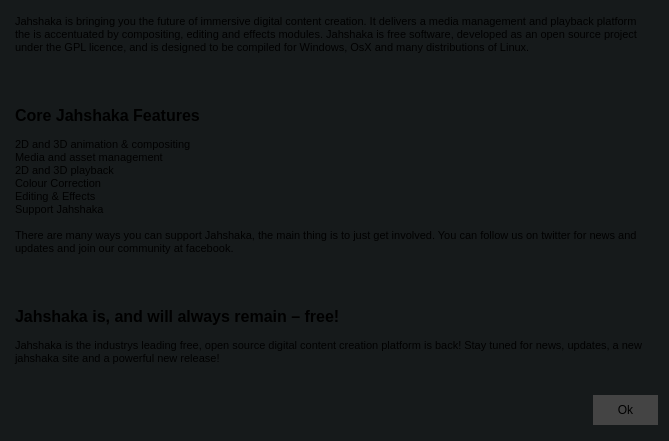
Before: the Qt Designer form src/dialogs/aboutdialog.ui in jahshaka/Studio, drawn with Qt 5.
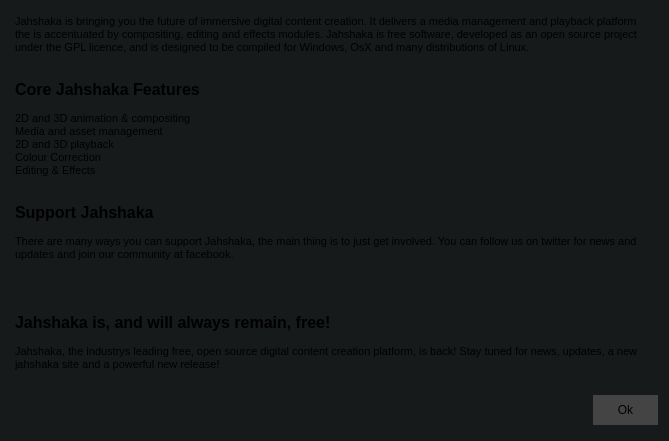
After: the same form once the commit is applied.

Commit message: Updated about dialog

```diff
--- a/src/dialogs/aboutdialog.ui
+++ b/src/dialogs/aboutdialog.ui
@@ -119,12 +119,10 @@
               <string>&lt;!DOCTYPE HTML PUBLIC &quot;-//W3C//DTD HTML 4.0//EN&quot; &quot;http://www.w3.org/TR/REC-html40/strict.dtd&quot;&gt;
 &lt;html&gt;&lt;head&gt;&lt;meta name=&quot;qrichtext&quot; content=&quot;1&quot; /&gt;&lt;style type=&quot;text/css&quot;&gt;
 p, li { white-space: pre-wrap; }
-&lt;/style&gt;&lt;/head&gt;&lt;body style=&quot; font-family:'MS Shell Dlg 2'; font-size:8pt; font-weight:400; font-style:normal;&quot;&gt;
+&lt;/style&gt;&lt;/head&gt;&lt;body style=&quot; font-family:'MS Shell Dlg 2'; font-size:7.8pt; font-weight:400; font-style:normal;&quot;&gt;
 &lt;p style=&quot; margin-top:0px; margin-bottom:0px; margin-left:0px; margin-right:0px; -qt-block-indent:0; text-indent:0px;&quot;&gt;&lt;span style=&quot; font-size:8.25pt;&quot;&gt;Jahshaka is bringing you the future of immersive digital content creation. It delivers a media management and playback platform the is accentuated by compositing, editing and effects modules. Jahshaka is free software, developed as an open source project under the GPL licence, and is designed to be compiled for Windows, OsX and many distributions of Linux.&lt;/span&gt;&lt;/p&gt;
 &lt;p style=&quot;-qt-paragraph-type:empty; margin-top:0px; margin-bottom:0px; margin-left:0px; margin-right:0px; -qt-block-indent:0; text-indent:0px; font-size:8.25pt;&quot;&gt;&lt;br /&gt;&lt;/p&gt;
 &lt;p style=&quot;-qt-paragraph-type:empty; margin-top:0px; margin-bottom:0px; margin-left:0px; margin-right:0px; -qt-block-indent:0; text-indent:0px; font-size:8.25pt;&quot;&gt;&lt;br /&gt;&lt;/p&gt;
-&lt;p style=&quot;-qt-paragraph-type:empty; margin-top:0px; margin-bottom:0px; margin-left:0px; margin-right:0px; -qt-block-indent:0; text-indent:0px; font-size:8.25pt;&quot;&gt;&lt;br /&gt;&lt;/p&gt;
-&lt;p style=&quot;-qt-paragraph-type:empty; margin-top:0px; margin-bottom:0px; margin-left:0px; margin-right:0px; -qt-block-indent:0; text-indent:0px; font-size:8.25pt;&quot;&gt;&lt;br /&gt;&lt;/p&gt;
 &lt;p style=&quot; margin-top:0px; margin-bottom:0px; margin-left:0px; margin-right:0px; -qt-block-indent:0; text-indent:0px;&quot;&gt;&lt;span style=&quot; font-size:12pt; font-weight:600;&quot;&gt;Core Jahshaka Features&lt;/span&gt;&lt;/p&gt;
 &lt;p style=&quot;-qt-paragraph-type:empty; margin-top:0px; margin-bottom:0px; margin-left:0px; margin-right:0px; -qt-block-indent:0; text-indent:0px; font-size:8.25pt;&quot;&gt;&lt;br /&gt;&lt;/p&gt;
 &lt;p style=&quot; margin-top:0px; margin-bottom:0px; margin-left:0px; margin-right:0px; -qt-block-indent:0; text-indent:0px;&quot;&gt;&lt;span style=&quot; font-size:8.25pt;&quot;&gt;2D and 3D animation &amp;amp; compositing&lt;/span&gt;&lt;/p&gt;
@@ -132,16 +130,18 @@
 &lt;p style=&quot; margin-top:0px; margin-bottom:0px; margin-left:0px; margin-right:0px; -qt-block-indent:0; text-indent:0px;&quot;&gt;&lt;span style=&quot; font-size:8.25pt;&quot;&gt;2D and 3D playback&lt;/span&gt;&lt;/p&gt;
 &lt;p style=&quot; margin-top:0px; margin-bottom:0px; margin-left:0px; margin-right:0px; -qt-block-indent:0; text-indent:0px;&quot;&gt;&lt;span style=&quot; font-size:8.25pt;&quot;&gt;Colour Correction&lt;/span&gt;&lt;/p&gt;
 &lt;p style=&quot; margin-top:0px; margin-bottom:0px; margin-left:0px; margin-right:0px; -qt-block-indent:0; text-indent:0px;&quot;&gt;&lt;span style=&quot; font-size:8.25pt;&quot;&gt;Editing &amp;amp; Effects&lt;/span&gt;&lt;/p&gt;
-&lt;p style=&quot; margin-top:0px; margin-bottom:0px; margin-left:0px; margin-right:0px; -qt-block-indent:0; text-indent:0px;&quot;&gt;&lt;span style=&quot; font-size:8.25pt;&quot;&gt;Support Jahshaka&lt;/span&gt;&lt;/p&gt;
+&lt;p style=&quot;-qt-paragraph-type:empty; margin-top:0px; margin-bottom:0px; margin-left:0px; margin-right:0px; -qt-block-indent:0; text-indent:0px; font-size:8.25pt;&quot;&gt;&lt;br /&gt;&lt;/p&gt;
+&lt;p style=&quot;-qt-paragraph-type:empty; margin-top:0px; margin-bottom:0px; margin-left:0px; margin-right:0px; -qt-block-indent:0; text-indent:0px; font-size:8.25pt;&quot;&gt;&lt;br /&gt;&lt;/p&gt;
+&lt;p style=&quot; margin-top:0px; margin-bottom:0px; margin-left:0px; margin-right:0px; -qt-block-indent:0; text-indent:0px;&quot;&gt;&lt;span style=&quot; font-size:12pt; font-weight:600;&quot;&gt;Support Jahshaka&lt;/span&gt;&lt;/p&gt;
 &lt;p style=&quot;-qt-paragraph-type:empty; margin-top:0px; margin-bottom:0px; margin-left:0px; margin-right:0px; -qt-block-indent:0; text-indent:0px; font-size:8.25pt;&quot;&gt;&lt;br /&gt;&lt;/p&gt;
 &lt;p style=&quot; margin-top:0px; margin-bottom:0px; margin-left:0px; margin-right:0px; -qt-block-indent:0; text-indent:0px;&quot;&gt;&lt;span style=&quot; font-size:8.25pt;&quot;&gt;There are many ways you can support Jahshaka, the main thing is to just get involved. You can follow us on twitter for news and updates and join our community at facebook.&lt;/span&gt;&lt;/p&gt;
 &lt;p style=&quot;-qt-paragraph-type:empty; margin-top:0px; margin-bottom:0px; margin-left:0px; margin-right:0px; -qt-block-indent:0; text-indent:0px; font-size:8.25pt;&quot;&gt;&lt;br /&gt;&lt;/p&gt;
 &lt;p style=&quot;-qt-paragraph-type:empty; margin-top:0px; margin-bottom:0px; margin-left:0px; margin-right:0px; -qt-block-indent:0; text-indent:0px; font-size:8.25pt;&quot;&gt;&lt;br /&gt;&lt;/p&gt;
 &lt;p style=&quot;-qt-paragraph-type:empty; margin-top:0px; margin-bottom:0px; margin-left:0px; margin-right:0px; -qt-block-indent:0; text-indent:0px; font-size:8.25pt;&quot;&gt;&lt;br /&gt;&lt;/p&gt;
 &lt;p style=&quot;-qt-paragraph-type:empty; margin-top:0px; margin-bottom:0px; margin-left:0px; margin-right:0px; -qt-block-indent:0; text-indent:0px; font-size:8.25pt;&quot;&gt;&lt;br /&gt;&lt;/p&gt;
-&lt;p style=&quot; margin-top:0px; margin-bottom:0px; margin-left:0px; margin-right:0px; -qt-block-indent:0; text-indent:0px;&quot;&gt;&lt;span style=&quot; font-size:12pt; font-weight:600;&quot;&gt;Jahshaka is, and will always remain – free!&lt;/span&gt;&lt;/p&gt;
+&lt;p style=&quot; margin-top:0px; margin-bottom:0px; margin-left:0px; margin-right:0px; -qt-block-indent:0; text-indent:0px;&quot;&gt;&lt;span style=&quot; font-size:12pt; font-weight:600;&quot;&gt;Jahshaka is, and will always remain, free!&lt;/span&gt;&lt;/p&gt;
 &lt;p style=&quot;-qt-paragraph-type:empty; margin-top:0px; margin-bottom:0px; margin-left:0px; margin-right:0px; -qt-block-indent:0; text-indent:0px; font-size:8.25pt;&quot;&gt;&lt;br /&gt;&lt;/p&gt;
-&lt;p style=&quot; margin-top:0px; margin-bottom:0px; margin-left:0px; margin-right:0px; -qt-block-indent:0; text-indent:0px;&quot;&gt;&lt;span style=&quot; font-size:8.25pt;&quot;&gt;Jahshaka is the industrys leading free, open source digital content creation platform is back! Stay tuned for news, updates, a new jahshaka site and a powerful new release!&lt;/span&gt;&lt;/p&gt;&lt;/body&gt;&lt;/html&gt;</string>
+&lt;p style=&quot; margin-top:0px; margin-bottom:0px; margin-left:0px; margin-right:0px; -qt-block-indent:0; text-indent:0px;&quot;&gt;&lt;span style=&quot; font-size:8.25pt;&quot;&gt;Jahshaka, the industrys leading free, open source digital content creation platform, is back! Stay tuned for news, updates, a new jahshaka site and a powerful new release!&lt;/span&gt;&lt;/p&gt;&lt;/body&gt;&lt;/html&gt;</string>
              </property>
             </widget>
            </item>
```
The commit also changes 1 other file.
